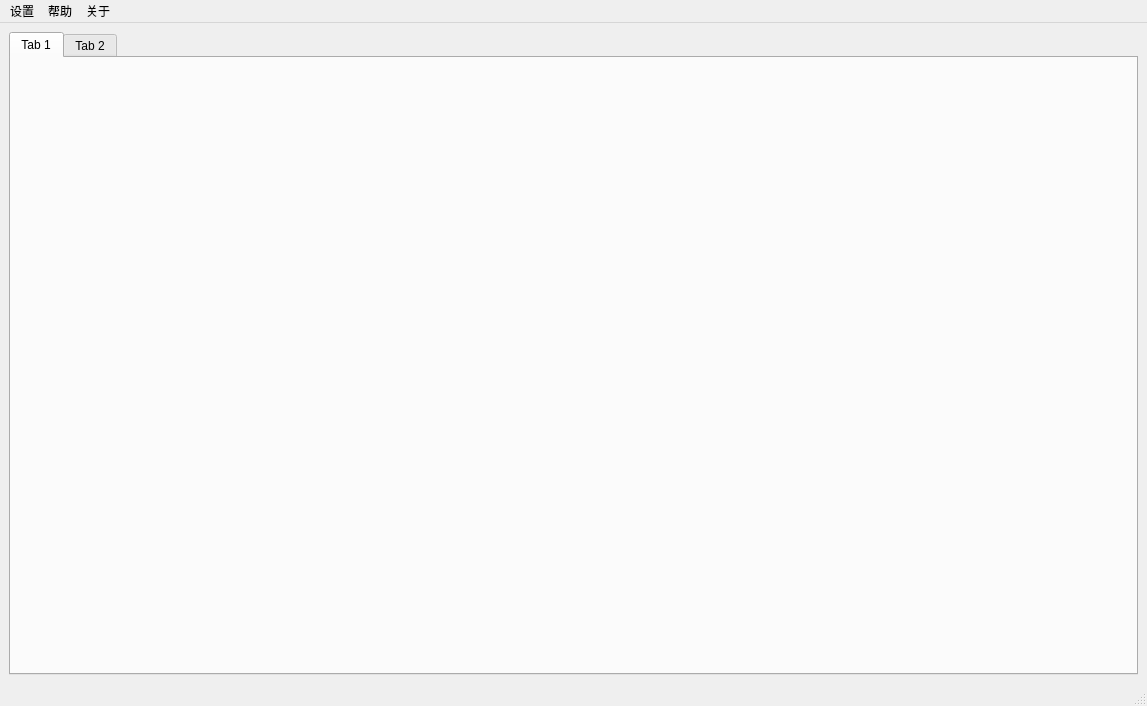
fengbaochun/Software_Toolbox, file mainwindow.ui: the form before one commit.
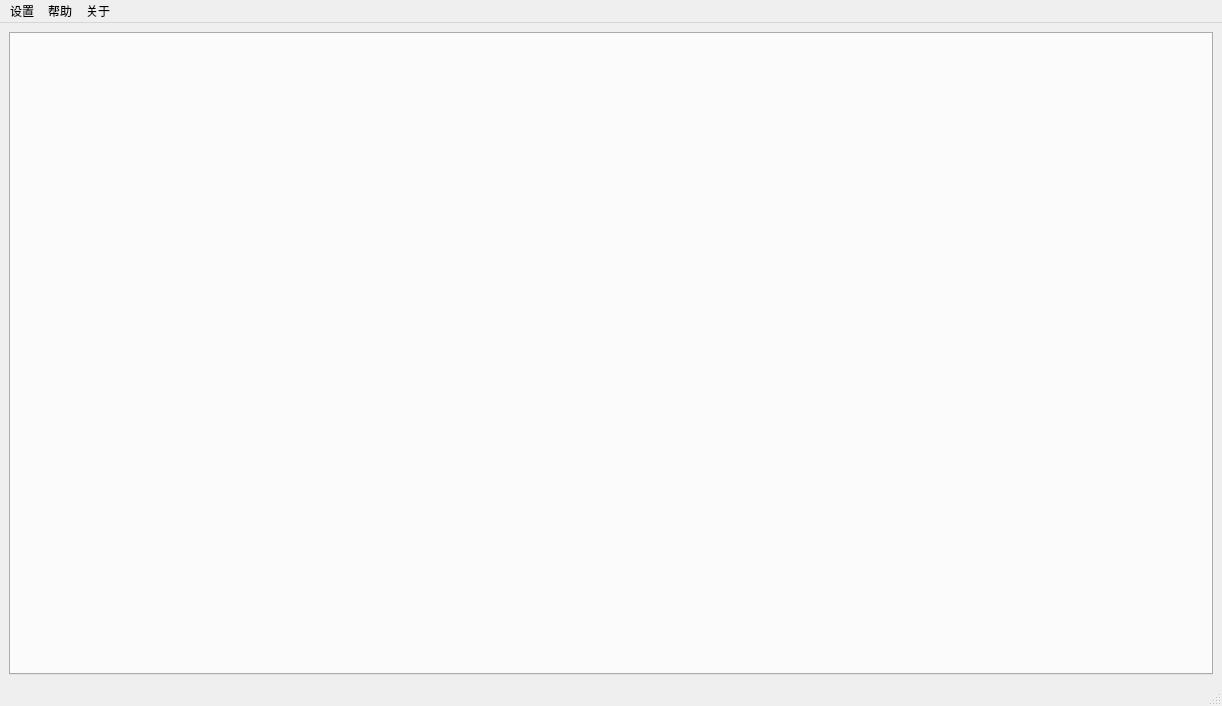
The form after the commit.

The edit to the form file:
```diff
--- a/mainwindow.ui
+++ b/mainwindow.ui
@@ -6,7 +6,7 @@
    <rect>
     <x>0</x>
     <y>0</y>
-    <width>1147</width>
+    <width>1222</width>
     <height>706</height>
    </rect>
   </property>
@@ -20,16 +20,6 @@
       <property name="currentIndex">
        <number>0</number>
       </property>
-      <widget class="QWidget" name="tab">
-       <attribute name="title">
-        <string>Tab 1</string>
-       </attribute>
-      </widget>
-      <widget class="QWidget" name="tab_2">
-       <attribute name="title">
-        <string>Tab 2</string>
-       </attribute>
-      </widget>
      </widget>
     </item>
    </layout>
@@ -39,7 +29,7 @@
     <rect>
      <x>0</x>
      <y>0</y>
-     <width>1147</width>
+     <width>1222</width>
      <height>23</height>
     </rect>
    </property>
```
Left out of the diff: 2 changed lines with no effect on the pictures.
